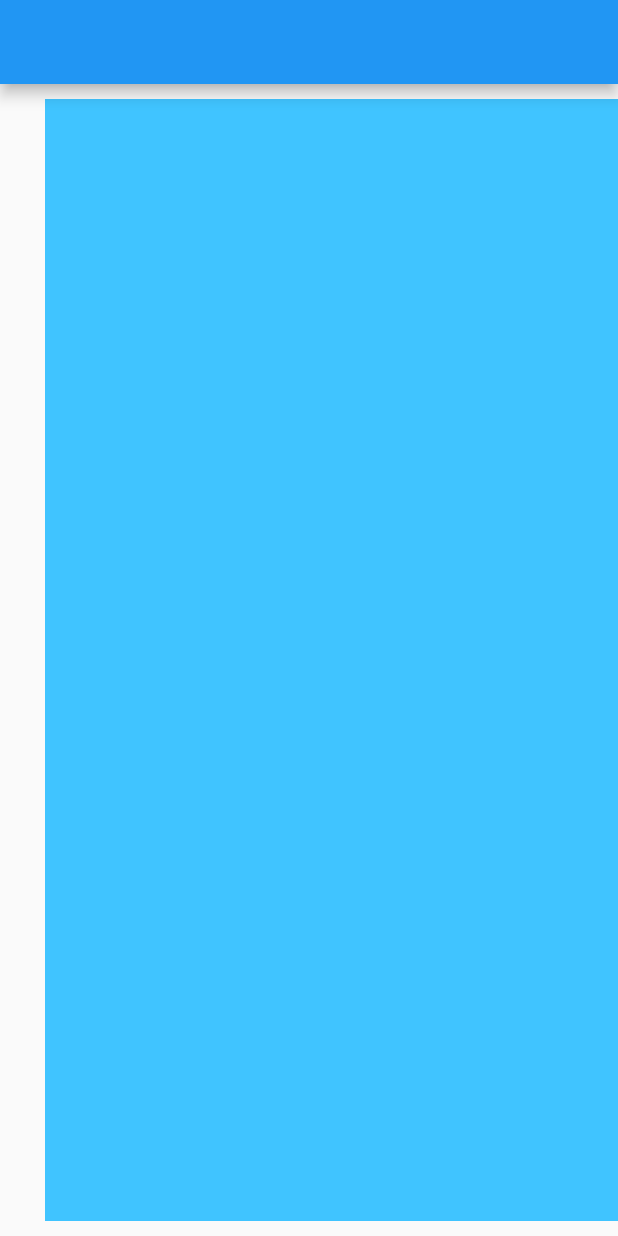
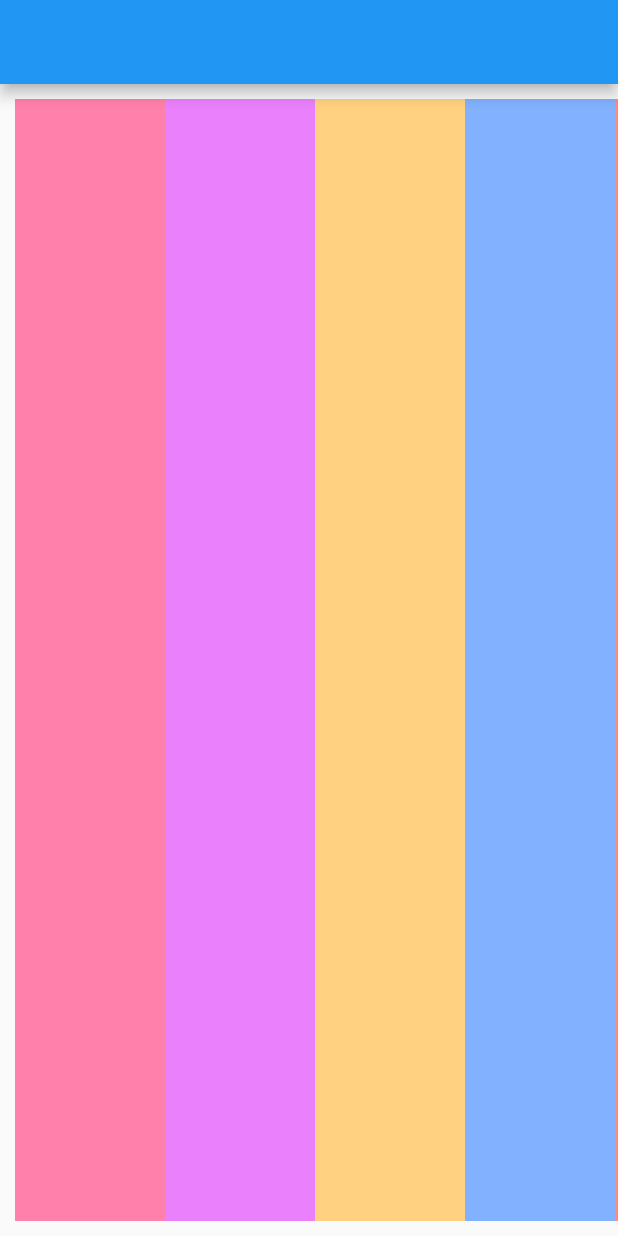
Before and after one commit to jadhavdurgesh/Flutter-widgets, a Flutter app: the screen it shows after launch, on a phone screen of 412 x 824 dp. Run offline on Flutter 3.47's test engine with Material 2 defaults, Android fonts, the phone set to English and light mode, and no system bars.

Commit message:
listview done for now

```diff
--- a/lib/main.dart
+++ b/lib/main.dart
@@ -12,6 +12,7 @@
 // import 'package:all_about_widgets/widgets/divider_widget.dart';
 // import 'package:all_about_widgets/widgets/snackbar_widget.dart';
 // import 'package:all_about_widgets/widgets/card_widget.dart';
+import 'package:all_about_widgets/widgets/List%20widget/listview_widget.dart';
 import 'package:all_about_widgets/widgets/single_child_scrollview_widget.dart';
 import 'package:flutter/material.dart';
 
@@ -50,7 +51,7 @@ class MyApp extends StatelessWidget {
         // is not restarted.
         primarySwatch: Colors.blue,
       ),
-      home: const SingleChildScrollViewWidget(),
+      home: const ListViewWidget(),
     );
   }
 }
--- /dev/null
+++ b/lib/widgets/List widget/listview_widget.dart
@@ -0,0 +1,49 @@
+import 'package:flutter/material.dart';
+
+class ListViewWidget extends StatefulWidget {
+  const ListViewWidget({super.key});
+
+  @override
+  State<ListViewWidget> createState() => _ListViewWidgetState();
+}
+
+class _ListViewWidgetState extends State<ListViewWidget> {
+  @override
+  Widget build(BuildContext context) {
+    return Scaffold(
+      appBar: AppBar(),
+      body: ListView(
+        // reverse: true,
+        // physics: NeverScrollableScrollPhysics(),
+        scrollDirection: Axis.horizontal,
+        padding: const EdgeInsets.all(10),
+        children: [
+          Container(
+            width: 100,
+            color: Colors.pinkAccent[100],
+          ),
+          Container(
+            width: 100,
+            color: Colors.purpleAccent[100],
+          ),
+          Container(
+            width: 100,
+            color: Colors.orangeAccent[100],
+          ),
+          Container(
+            width: 100,
+            color: Colors.blueAccent[100],
+          ),
+          Container(
+            width: 100,
+            color: Colors.redAccent[100],
+          ),
+          Container(
+            width: 100,
+            color: Colors.brown[100],
+          ),
+        ],
+      ),
+    );
+  }
+}
```
